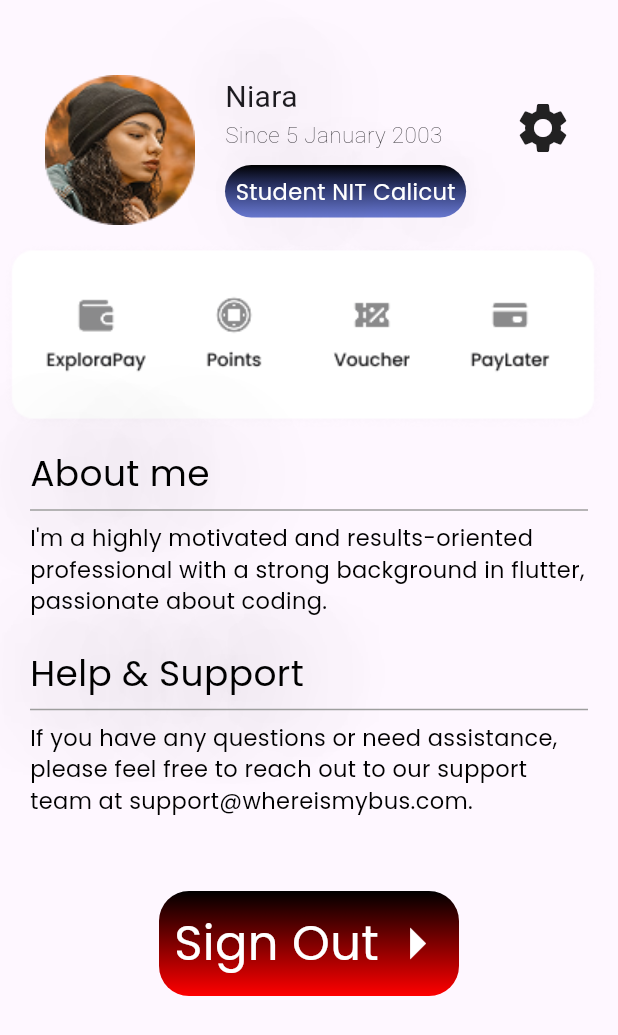
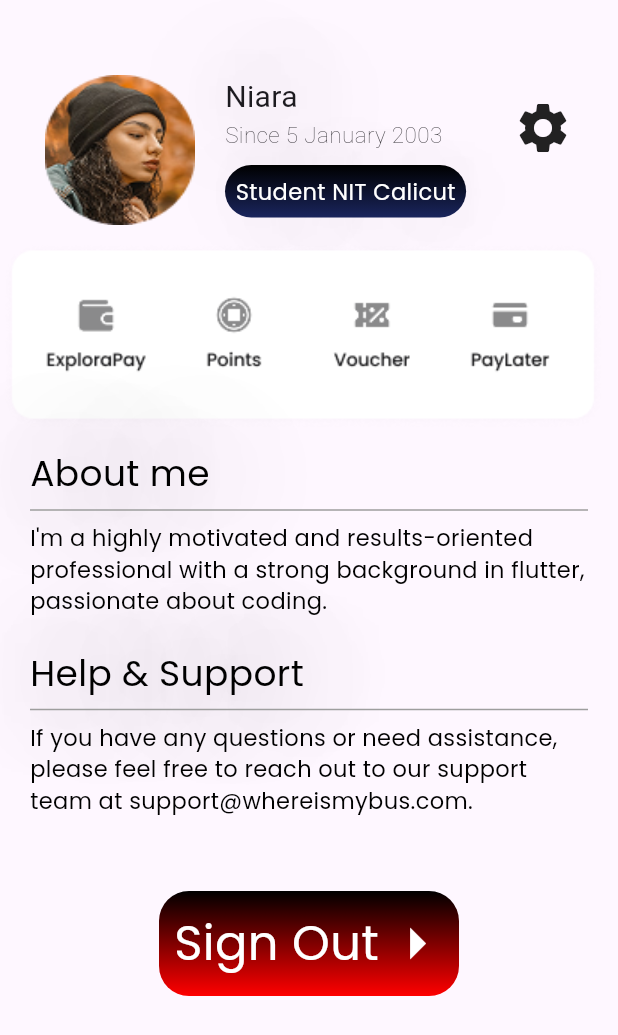
Before and after one commit to crescent-p/where_is_my_bus, a Flutter app: the ProfilePage screen opened directly, on a phone screen of 412 x 824 dp. Shown: the top 1035 px of the screen. Run offline on Flutter 3.47's test engine with Material 3 defaults, Android fonts, the phone set to English and light mode, and no system bars; our stand-ins replace awesome_snackbar_content, bloc, connectivity_plus, flutter_bloc, flutter_signin_button, fpdart and 10 more; missing offline and left inert: frosted_glass_effect, maps_launcher; accounts and stored records are empty; network calls fail; project files that could hold a hidden picture were left out.

Commit message:
add: enhance README with new features, update color theme, and remove obsolete client secret file

```diff
--- a/lib/core/theme/client_secret_442072746362-u6jruc44l1hj8pkntlkmcio0bs613j01.apps.googleusercontent.com.json
+++ /dev/null
@@ -1 +0,0 @@
-{"installed":{"client_id":"442072746362-u6jruc44l1hj8pkntlkmcio0bs613j01.apps.googleusercontent.com","project_id":"whereismybus-436910","auth_uri":"https://accounts.google.com/o/oauth2/auth","token_uri":"https://oauth2.googleapis.com/token","auth_provider_x509_cert_url":"https://www.googleapis.com/oauth2/v1/certs"}}
--- a/lib/core/theme/colors.dart
+++ b/lib/core/theme/colors.dart
@@ -18,7 +18,7 @@ class OGS_THEME {
   static const Color yellow = Color.fromRGBO(255, 204, 0, 0.865);
   static const Color translucentYellow = Color.fromRGBO(255, 204, 0, 50);
   static const Color grey = Color.fromRGBO(89, 89, 89, 100);
-  static const Color blue = Color.fromRGBO(9, 38, 181, 0.612);
+  static const Color blue = Color.fromRGBO(26, 37, 93, 1);
   static const Color white = Color.fromRGBO(255, 255, 255, 1);
   static const Color offWhite = Color.fromRGBO(245, 245, 245, 1);
   static const Color black = Color.fromRGBO(0, 0, 0, 1);
--- a/lib/features/social/presentation/pages/social_page.dart
+++ b/lib/features/social/presentation/pages/social_page.dart
@@ -355,13 +355,14 @@ class _SocialPageWidgetState extends State<SocialPageWidget> {
                 shape: MaterialStateProperty.all<RoundedRectangleBorder>(
                   RoundedRectangleBorder(
                     borderRadius: BorderRadius.circular(10.0),
+                    side: BorderSide.none,
                   ),
                 ),
-                backgroundColor: const WidgetStatePropertyAll(OGS_THEME.blue),
+                backgroundColor: const WidgetStatePropertyAll(OGS_THEME.white),
               ),
               child: Text(
                 "View All",
-                style: GoogleFonts.outfit(fontSize: 12, color: OGS_THEME.white),
+                style: GoogleFonts.outfit(fontSize: 12, color: OGS_THEME.black),
               ),
             ),
           ],
```
Also changed, not shown: 5 other files.
